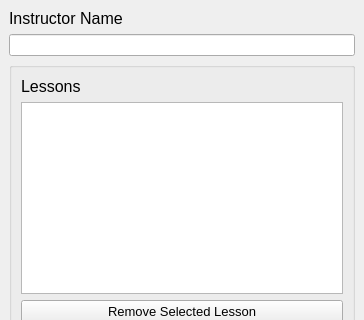
Above: view_ui_files/add_instructor.ui from Berkay-Ates/yoneylem before the change; both pictures show x 0 to 364 and y 0 to 320 of the 364 by 727 pixel window. Below: the same form after it.
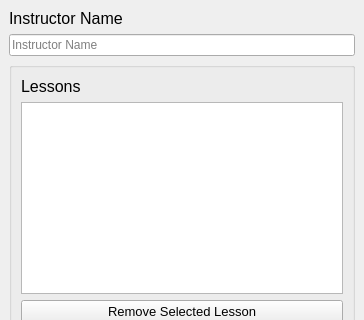
That is the form after the change.

Commit message: fix: add placeholder text to QLineEdit fields in UI forms

What changed in the file:
```diff
--- a/view_ui_files/add_instructor.ui
+++ b/view_ui_files/add_instructor.ui
@@ -32,7 +32,11 @@
          </widget>
         </item>
         <item>
-         <widget class="QLineEdit" name="lineEdit_instructor_name"/>
+         <widget class="QLineEdit" name="lineEdit_instructor_name">
+          <property name="placeholderText">
+           <string>Instructor Name</string>
+          </property>
+         </widget>
         </item>
         <item>
          <widget class="QGroupBox" name="groupBox_2">
```
Left out of the diff: 3 changed lines with no effect on the pictures. The commit also changes 1 other file.
